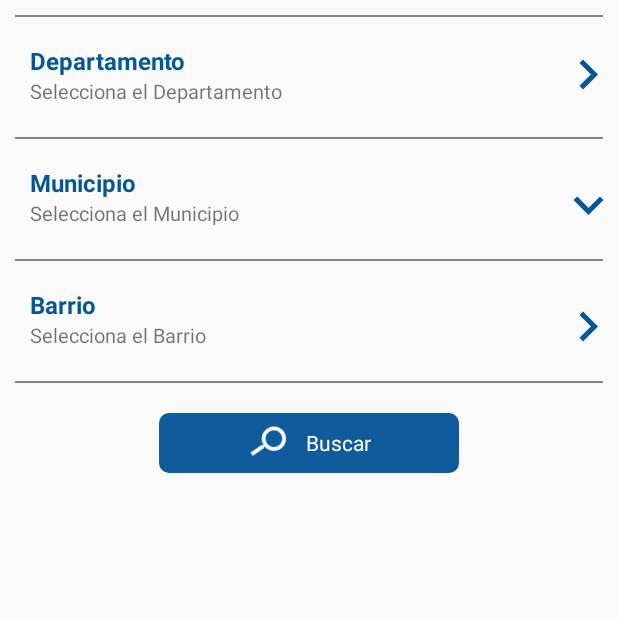
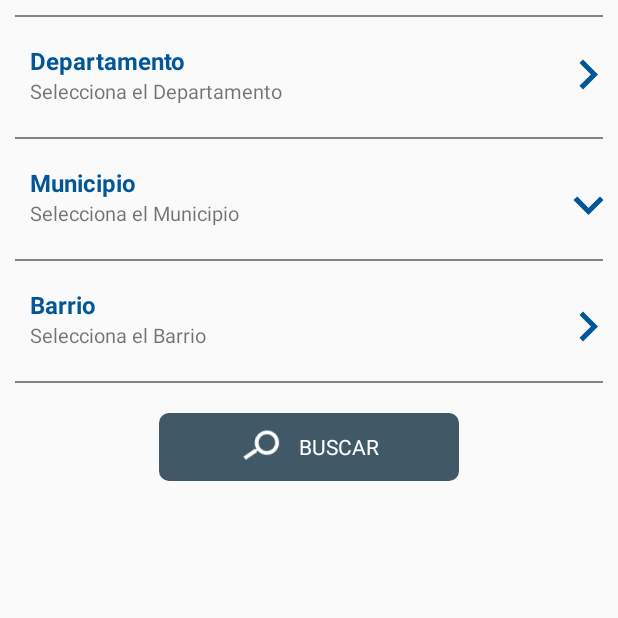
Before and after one commit to rkgarg22/Tiendas_New_Android, an Android app: the fragment TiendasFragment shown on its own in the app's theme, after a tap on "Municipio", on a phone screen of 412 x 824 dp, the top half of it. Run offline under Robolectric (Android 15) with nearby library versions, the phone set to English and light mode, and no system bars; our stand-ins replace ButterKnife; 2 statements that could not run were skipped; 2 other taps on this screen came first.

Commit message:
Latest Code

```diff
--- a/app/src/main/java/com/app/D1App/Adapter/ListaAdapter.java
+++ b/app/src/main/java/com/app/D1App/Adapter/ListaAdapter.java
@@ -49,7 +49,7 @@ public class ListaAdapter extends RecyclerView.Adapter<ListaAdapter.MyViewHolder
         holder.headingText.setText(result.get(position).getTitle());
         holder.addressText.setText(result.get(position).getAddress());
         if (result.get(position).getDistance() != null)
-            holder.distance.setText(String.format("%.2f", result.get(position).getDistance()) + "");
+            holder.distance.setText(String.format("%.2f", result.get(position).getDistance()) + " Km");
     }
 
     @Override
--- a/app/src/main/java/com/app/D1App/NuevoFragment.java
+++ b/app/src/main/java/com/app/D1App/NuevoFragment.java
@@ -37,6 +37,8 @@ public class NuevoFragment extends Fragment {
         View view = inflater.inflate(R.layout.fragment_nuevo, container, false);
         ButterKnife.bind(this, view);
         recyclerView.setLayoutManager(new LinearLayoutManager(getActivity(), LinearLayoutManager.HORIZONTAL, false));
+
+        //setBannerAdapter(null);
         callingBannerAPI();
         return view;
     }
--- a/app/src/main/java/com/app/D1App/TiendasFragment.java
+++ b/app/src/main/java/com/app/D1App/TiendasFragment.java
@@ -229,6 +229,7 @@ public class TiendasFragment extends Fragment implements OnMapReadyCallback {
                 callingFilterElementAPI("", "D", departmenRecyclerView);
             }
         }
+        updateBuscarButtonCloro();
     }
 
 
@@ -258,6 +259,7 @@ public class TiendasFragment extends Fragment implements OnMapReadyCallback {
             flag2 = true;
             flag3 = false;
         }
+        updateBuscarButtonCloro();
     }
 
     @OnClick(R.id.barrioLayout)
@@ -287,6 +289,16 @@ public class TiendasFragment extends Fragment implements OnMapReadyCallback {
             flag3 = true;
         }
 
+        updateBuscarButtonCloro();
+
+    }
+
+    public void updateBuscarButtonCloro() {
+        if (!departData.isEmpty() && !municioSelData.isEmpty() && !barrioSelData.isEmpty()) {
+            buscarLayout.setBackground(getResources().getDrawable(R.drawable.curved_blue_background));
+        } else {
+            buscarLayout.setBackground(getResources().getDrawable(R.drawable.curved_dull_background));
+        }
     }
 
     @OnClick(R.id.map)
--- /dev/null
+++ b/app/src/main/res/drawable/curved_dull_background.xml
@@ -0,0 +1,13 @@
+<?xml version="1.0" encoding="UTF-8"?>
+<shape xmlns:android="http://schemas.android.com/apk/res/android">
+    <solid android:color="#415967" />
+    <stroke
+        android:width="1dp"
+        android:color="#415967" />
+    <corners android:radius="6dp" />
+    <padding
+        android:bottom="0dp"
+        android:left="0dp"
+        android:right="0dp"
+        android:top="0dp" />
+</shape>
--- a/app/src/main/res/layout/activity_tab_selection.xml
+++ b/app/src/main/res/layout/activity_tab_selection.xml
@@ -4,13 +4,14 @@
     android:layout_width="match_parent"
     android:layout_height="match_parent"
     android:background="@color/backgroundColor"
+    android:gravity="center"
     tools:context="com.app.D1App.MainActivity">
 
     <TextView
         android:id="@+id/headerText"
         android:layout_width="match_parent"
         android:layout_height="45dp"
-        android:layout_marginTop="30dp"
+        android:layout_marginTop="20dp"
         android:gravity="center"
         android:text="@string/home_screen_title"
         android:textColor="@android:color/white"
--- a/app/src/main/res/layout/fragment_tiendas.xml
+++ b/app/src/main/res/layout/fragment_tiendas.xml
@@ -212,10 +212,10 @@
             <LinearLayout
                 android:id="@+id/buscarLayout"
                 android:layout_width="200dp"
-                android:layout_height="40dp"
+                android:layout_height="45dp"
                 android:layout_gravity="center_horizontal"
                 android:layout_marginTop="@dimen/largeMargin"
-                android:background="@drawable/curved_blue_background"
+                android:background="@drawable/curved_dull_background"
                 android:gravity="center"
                 android:orientation="horizontal">
 
--- a/app/src/main/res/layout/nuevo_custom_layout.xml
+++ b/app/src/main/res/layout/nuevo_custom_layout.xml
@@ -12,4 +12,9 @@
         app:actualImageScaleType="fitXY"
         app:roundedCornerRadius="@dimen/smallMargin"/>
 
+    <!--<ImageView-->
+        <!--android:layout_width="match_parent"-->
+        <!--android:layout_height="match_parent"-->
+        <!--android:id="@+id/imageView" />-->
+
 </RelativeLayout>
--- a/app/src/main/res/values/strings.xml
+++ b/app/src/main/res/values/strings.xml
@@ -14,7 +14,7 @@
     <string name="selectionOfMunicipio">Selecciona el Municipio</string>
     <string name="barrio">Barrio</string>
     <string name="selectionOfBarrio">Selecciona el Barrio</string>
-    <string name="buscar">Buscar</string>
+    <string name="buscar">BUSCAR</string>
 
     <string name="home_screen_title">BIENVENIDOS A</string>
 
```
Also changed, not shown: app/src/main/java/com/app/D1App/Adapter/NuevoAdapter.java (+8 -2 lines), app/src/main/res/drawable/imag1.jpg (added), app/src/main/res/drawable/imag2.jpg (added).
